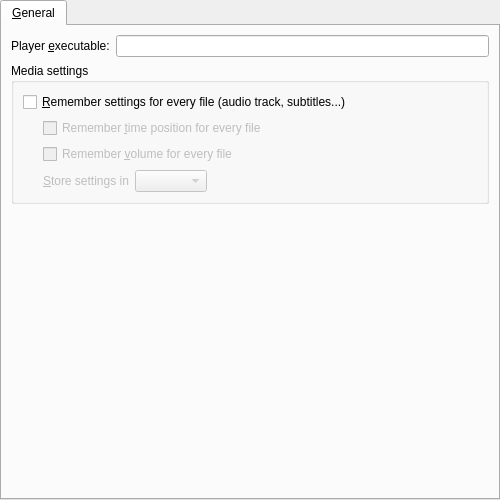
Old version of the form src/gui/pref/general.ui in the repository wilbert2000/wzplayer.
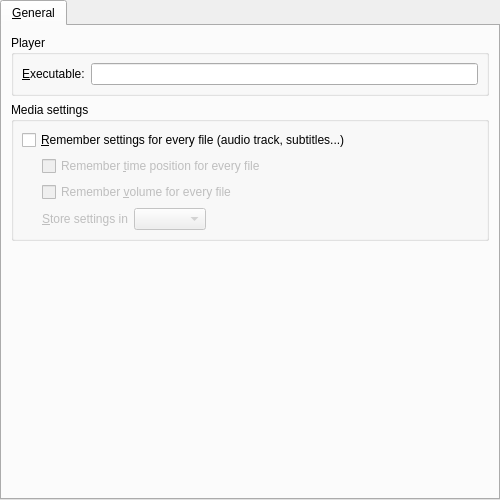
New version of the form. Custom widgets are drawn as their Qt base class.

Commit message: Placed player bin in group box

What changed in the file:
```diff
--- a/src/gui/pref/general.ui
+++ b/src/gui/pref/general.ui
@@ -28,11 +28,20 @@
       </attribute>
       <layout class="QVBoxLayout" name="verticalLayout_2">
        <item>
+        <widget class="QGroupBox" name="player_group">
+         <property name="title">
+          <string>Player</string>
+         </property>
+         <layout class="QVBoxLayout" name="verticalLayout">
+          <property name="margin">
+           <number>8</number>
+          </property>
+          <item>
         <layout class="QHBoxLayout" name="playerbin_layout">
          <item>
           <widget class="QLabel" name="playerbin_label">
            <property name="text">
-            <string notr="true">Player &amp;executable:</string>
+               <string notr="true">&amp;Executable:</string>
            </property>
            <property name="wordWrap">
             <bool>false</bool>
@@ -47,12 +56,18 @@
          </item>
         </layout>
        </item>
+         </layout>
+        </widget>
+       </item>
        <item>
         <widget class="QGroupBox" name="media_settings_group">
          <property name="title">
           <string>Media settings</string>
          </property>
          <layout class="QVBoxLayout">
+          <property name="margin">
+           <number>8</number>
+          </property>
           <item>
            <widget class="QCheckBox" name="remember_all_check">
             <property name="text">
```
Lines whose indentation alone changed are shown as unchanged.
